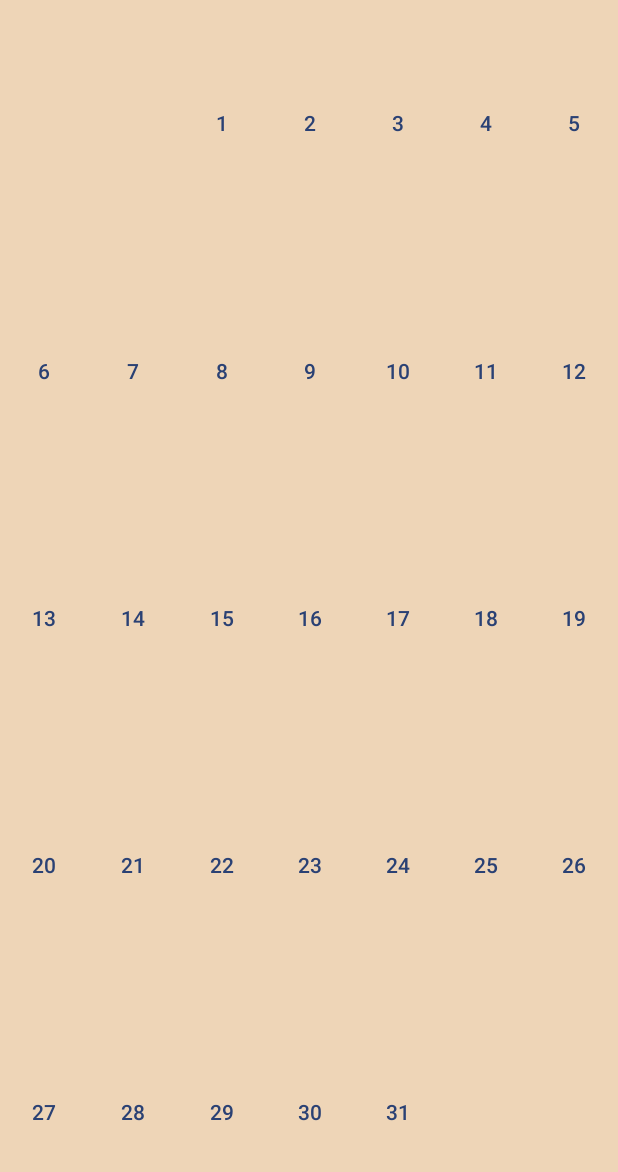
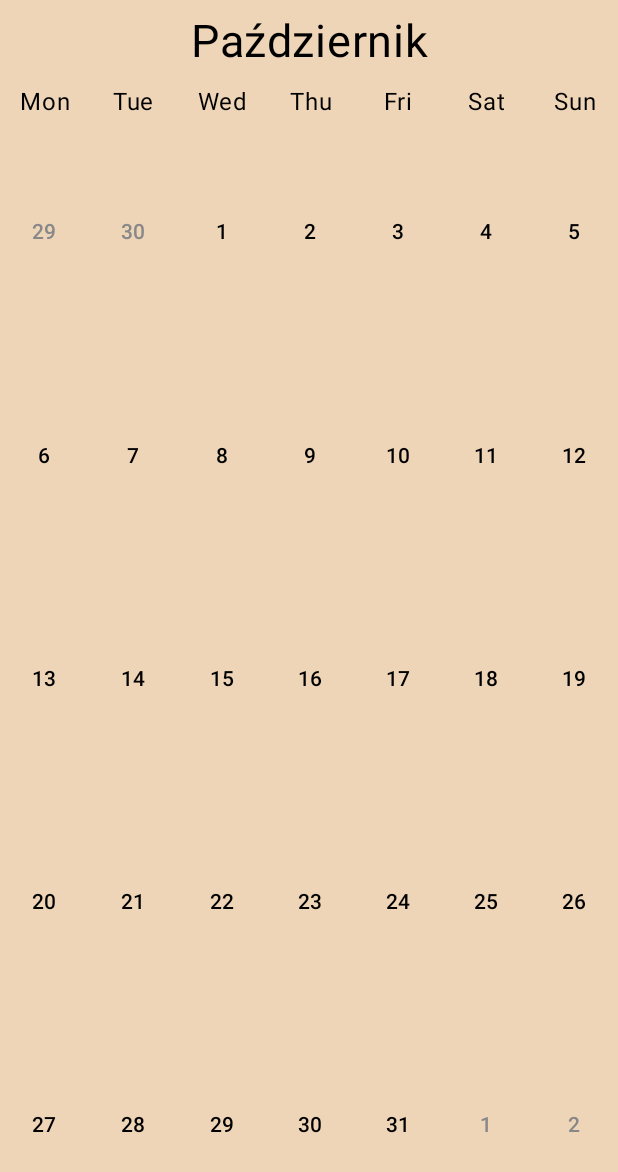
Before and after one commit to Matiu-dev/KalistenikaMobile, an Android app built with Jetpack Compose: the composable HistoryScreen shown on its own in the app's theme, after a tap on "10", on a phone screen of 412 x 824 dp. Shown: the top 1172 px of the screen. Run offline under Robolectric (Android 15) with nearby library versions, the phone set to English and light mode, and no system bars; 1 statement that could not run was skipped.

Commit message:
add custom calendar

```diff
--- /dev/null
+++ b/app/src/main/java/pl/matiu/kalistenika/composable/history/CalendarHelper.kt
@@ -0,0 +1,12 @@
+package pl.matiu.kalistenika.composable.history
+
+import java.text.SimpleDateFormat
+import java.util.Locale
+
+object CalendarHelper {
+    val daysQueue = listOf(2, 3, 4, 5, 6, 7, 1)
+    val monthQueue = mapOf(0 to "Styczeń", 1 to "Luty", 2 to "Marzec", 3 to "Kwiecień", 4 to "Maj",
+        5 to "Czerwiec", 6 to "Lipiec", 7 to "Sierpień", 8 to "Wrzesień", 9 to "Październik", 10 to "Listopad",
+        11 to "Grudzień")
+    val myDateFormat = SimpleDateFormat("dd-MMM-yyyy", Locale.ENGLISH)
+}
--- a/app/src/main/java/pl/matiu/kalistenika/composable/history/HistoryScreen.kt
+++ b/app/src/main/java/pl/matiu/kalistenika/composable/history/HistoryScreen.kt
@@ -1,61 +1,29 @@
 package pl.matiu.kalistenika.composable.history
 
 import android.util.Log
-import androidx.compose.foundation.background
-import androidx.compose.foundation.border
+import androidx.compose.foundation.layout.Arrangement
 import androidx.compose.foundation.layout.Box
 import androidx.compose.foundation.layout.Column
 import androidx.compose.foundation.layout.Row
-import androidx.compose.foundation.layout.aspectRatio
 import androidx.compose.foundation.layout.fillMaxSize
 import androidx.compose.foundation.layout.fillMaxWidth
-import androidx.compose.foundation.layout.height
 import androidx.compose.foundation.layout.padding
-import androidx.compose.foundation.lazy.grid.GridCells
-import androidx.compose.foundation.lazy.grid.LazyVerticalGrid
-import androidx.compose.foundation.lazy.grid.items
-import androidx.compose.material.icons.Icons
-import androidx.compose.material.icons.filled.KeyboardArrowLeft
-import androidx.compose.material.icons.filled.KeyboardArrowRight
-import androidx.compose.material3.Button
-import androidx.compose.material3.ButtonDefaults
-import androidx.compose.material3.DatePicker
-import androidx.compose.material3.DatePickerDefaults
 import androidx.compose.material3.ExperimentalMaterial3Api
-import androidx.compose.material3.Icon
-import androidx.compose.material3.OutlinedButton
-import androidx.compose.material3.Snackbar
 import androidx.compose.material3.Surface
 import androidx.compose.material3.Text
 import androidx.compose.material3.TextButton
-import androidx.compose.material3.rememberDatePickerState
 import androidx.compose.runtime.Composable
-import androidx.compose.runtime.mutableIntStateOf
-import androidx.compose.runtime.mutableStateOf
-import androidx.compose.runtime.remember
 import androidx.compose.ui.Alignment
 import androidx.compose.ui.Modifier
 import androidx.compose.ui.graphics.Color
-import androidx.compose.ui.graphics.RectangleShape
-import androidx.compose.ui.graphics.vector.rememberVectorPainter
 import androidx.compose.ui.text.style.TextAlign
 import androidx.compose.ui.unit.dp
 import androidx.compose.ui.unit.sp
 import androidx.navigation.NavController
-import androidx.navigation.Navigation
 import pl.matiu.kalistenika.routes.AlternativeRoutes
-import pl.matiu.kalistenika.routes.MainRoutes
 import pl.matiu.kalistenika.ui.theme.InsideLevel1
-import pl.matiu.kalistenika.ui.theme.InsideLevel2
-import pl.matiu.kalistenika.ui.theme.Smola
-import pl.matiu.kalistenika.ui.theme.ZielonyNapis
-import java.text.SimpleDateFormat
-import java.time.DayOfWeek
-import java.time.Month
 import java.util.Calendar
-import java.util.Date
 import java.util.Locale
-import kotlin.time.Duration.Companion.days
 
 //TODO https://m3.material.io/components/date-pickers/overview
 //https://developer.android.com/develop/ui/compose/components/snackbar po dodaniu nowego treningu
@@ -63,43 +31,13 @@ import kotlin.time.Duration.Companion.days
 @Composable
 fun HistoryScreen(navController: NavController) {
 
-    // using build in elements
-//    var datePickerState = rememberDatePickerState()
-//
-//    val isDateSelected = remember {
-//        mutableStateOf(false)
-//    }
-//
-//    val selectedDate = datePickerState.selectedDateMillis?.let { Date(it) }
-//    val myDateFormat = SimpleDateFormat("dd-MMM-yyyy", Locale.ENGLISH)
-//
-//    Log.d("wybrana data", selectedDate.toString())
-//
-//    if(selectedDate != null && !isDateSelected.value) {
-//        isDateSelected.value = true
-//        navController.navigate(AlternativeRoutes.HistoryDateDetails.destination + "/${selectedDate.let { myDateFormat.format(it) }}" )
-//    }
-//
-//    Surface(
-//        modifier = Modifier.fillMaxSize(),
-//        color = InsideLevel1,
-//    ) {
-//        DatePicker(
-//            colors = DatePickerDefaults.colors(
-//                containerColor = InsideLevel1
-//            ),
-//            state = datePickerState
-//        )
-//    }
-
-    //custom
-
     val localePL = Locale("pl", "PL")
     val calendar = Calendar.getInstance(localePL)
     calendar.set(Calendar.DAY_OF_MONTH, 1)
 
     val daysInMonth = calendar.getActualMaximum(Calendar.DAY_OF_MONTH)
     val weeksInMonth = calendar.getActualMaximum(Calendar.WEEK_OF_MONTH)
+    val actualMonth = calendar.get(Calendar.MONTH)
 
     val daysPerWeek = MutableList(weeksInMonth) { 0 }
 
@@ -111,24 +49,44 @@ fun HistoryScreen(navController: NavController) {
 
     calendar.set(Calendar.DAY_OF_MONTH, 1)
 
+//    val daysQueue = listOf(2, 3, 4, 5, 6, 7, 1)
+
     Surface(
         modifier = Modifier.fillMaxSize(),
         color = InsideLevel1,
     ) {
+        Column {
+            Row(horizontalArrangement = Arrangement.Center) {
+                Text(
+                    modifier = Modifier.fillMaxWidth().padding(vertical = 10.dp),
+                    textAlign = TextAlign.Center,
+                    text = "${CalendarHelper.monthQueue[actualMonth]}",
+                    color = Color.Black,
+                    fontSize = 30.sp
+                )
+            }
+
+            Row(horizontalArrangement = Arrangement.Center) {
+                Text(modifier = Modifier.weight(1f), text = "Mon", textAlign = TextAlign.Center, color = Color.Black,)
+                Text(modifier = Modifier.weight(1f), text = "Tue", textAlign = TextAlign.Center, color = Color.Black,)
+                Text(modifier = Modifier.weight(1f), text = "Wed", textAlign = TextAlign.Center, color = Color.Black,)
+                Text(modifier = Modifier.weight(1f), text = "Thu", textAlign = TextAlign.Center, color = Color.Black,)
+                Text(modifier = Modifier.weight(1f), text = "Fri", textAlign = TextAlign.Center, color = Color.Black,)
+                Text(modifier = Modifier.weight(1f), text = "Sat", textAlign = TextAlign.Center, color = Color.Black,)
+                Text(modifier = Modifier.weight(1f), text = "Sun", textAlign = TextAlign.Center, color = Color.Black,)
+            }
+
             Column(modifier = Modifier.fillMaxWidth()) {
-            for(j in 0..daysPerWeek.size-1) {//number of weeks
+                for(j in 1..weeksInMonth) {
+                    calendar.set(Calendar.WEEK_OF_MONTH, j)
 
                     Row(modifier = Modifier.weight(1f)) {
 
-                    val firstDayOfWeek = calendar.get(Calendar.DAY_OF_WEEK) - 2
 
-                    //uzupelnianie pustych miejsc od poczatku
-                    for(k in 0..firstDayOfWeek-1) {
-                        Box(modifier = Modifier.weight(1F))
-                    }
+                        for(i in CalendarHelper.daysQueue) {
+                            calendar.set(Calendar.DAY_OF_WEEK, i)
 
-                    //srodek
-                    for(i in 0..daysPerWeek.get(j)-1) {
+
                             Box(modifier = Modifier
                                 .weight(1F)
                                 .fillMaxSize(),
@@ -138,41 +96,38 @@ fun HistoryScreen(navController: NavController) {
                                 TextButton(
                                     modifier = Modifier.fillMaxWidth(),
                                     onClick = {
-                                    val start = Calendar.getInstance().apply {
-                                        set(Calendar.YEAR, 2025)
-                                        set(Calendar.MONTH, Calendar.OCTOBER)
-                                        set(Calendar.WEEK_OF_MONTH, 1)
-                                        set(Calendar.DAY_OF_WEEK, 2)//29 poniedzialek
-                                    }
-                                    Log.d("test", "kliknieto ${start.time}")
+                                        calendar.set(Calendar.MONTH, Calendar.getInstance().get(Calendar.MONTH))
+                                        calendar.set(Calendar.WEEK_OF_MONTH, j)
+                                        calendar.set(Calendar.DAY_OF_WEEK, i)
+                                        Log.d("calendarDate", "${calendar.time}")
+                                        Log.d("calendarDate", "${calendar.get(Calendar.MONTH)}")
+                                        navController.navigate(AlternativeRoutes.HistoryDateDetails.destination + "/${calendar.time.let { CalendarHelper.myDateFormat.format(it) }}" )
                                     }
                                 ) {
+                                    if(actualMonth == calendar.get(Calendar.MONTH)) {
                                         Text(
                                             modifier = Modifier.fillMaxWidth(),
                                             text = "${calendar.get(Calendar.DAY_OF_MONTH)}",
-                                    textAlign = TextAlign.Center
+                                            textAlign = TextAlign.Center,
+                                            color = Color.Black,
+                                        )
+                                    } else {
+                                        Text(
+                                            modifier = Modifier.fillMaxWidth(),
+                                            text = "${calendar.get(Calendar.DAY_OF_MONTH)}",
+                                            textAlign = TextAlign.Center,
+                                            color = Color.Gray
                                         )
                                     }
 
-
-                            calendar.set(
-                                Calendar.DAY_OF_MONTH,
-                                calendar.get(Calendar.DAY_OF_MONTH) + 1
-                            )
                                 }
                             }
-
-                    //puste miejsca na koncu
-                    if(firstDayOfWeek == 0) {
-                        for(k in 0..7-daysPerWeek.get(j) - 1) {
-                            Box(modifier = Modifier.weight(1F))
+                        }
+                    }
                 }
             }
         }
 
-            }
-
-        }
     }
 }
 
@@ -258,3 +213,34 @@ fun HistoryScreen(navController: NavController) {
 //
 //    }
 //}
+
+//old working
+
+//    // using build in elements
+////    var datePickerState = rememberDatePickerState()
+////
+////    val isDateSelected = remember {
+////        mutableStateOf(false)
+////    }
+////
+////    val selectedDate = datePickerState.selectedDateMillis?.let { Date(it) }
+////    val myDateFormat = SimpleDateFormat("dd-MMM-yyyy", Locale.ENGLISH)
+////
+////    Log.d("wybrana data", selectedDate.toString())
+////
+////    if(selectedDate != null && !isDateSelected.value) {
+////        isDateSelected.value = true
+////        navController.navigate(AlternativeRoutes.HistoryDateDetails.destination + "/${selectedDate.let { myDateFormat.format(it) }}" )
+////    }
+////
+////    Surface(
+////        modifier = Modifier.fillMaxSize(),
+////        color = InsideLevel1,
+////    ) {
+////        DatePicker(
+////            colors = DatePickerDefaults.colors(
+////                containerColor = InsideLevel1
+////            ),
+////            state = datePickerState
+////        )
+////    }
```
Lines whose indentation alone changed are shown as unchanged.
